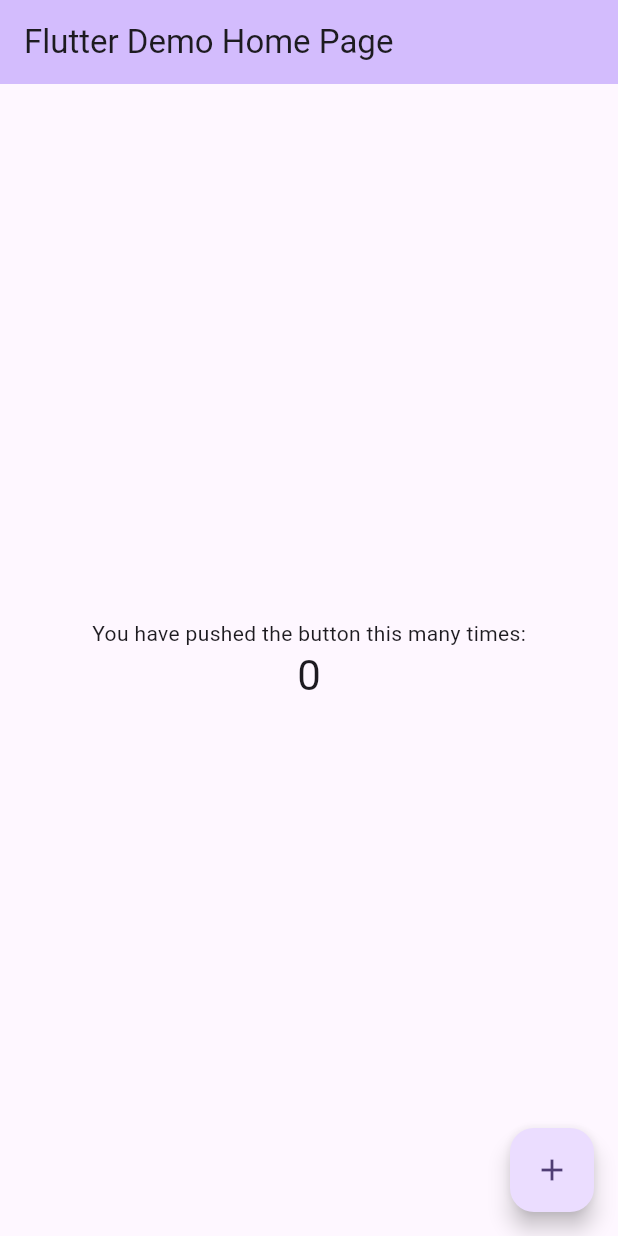
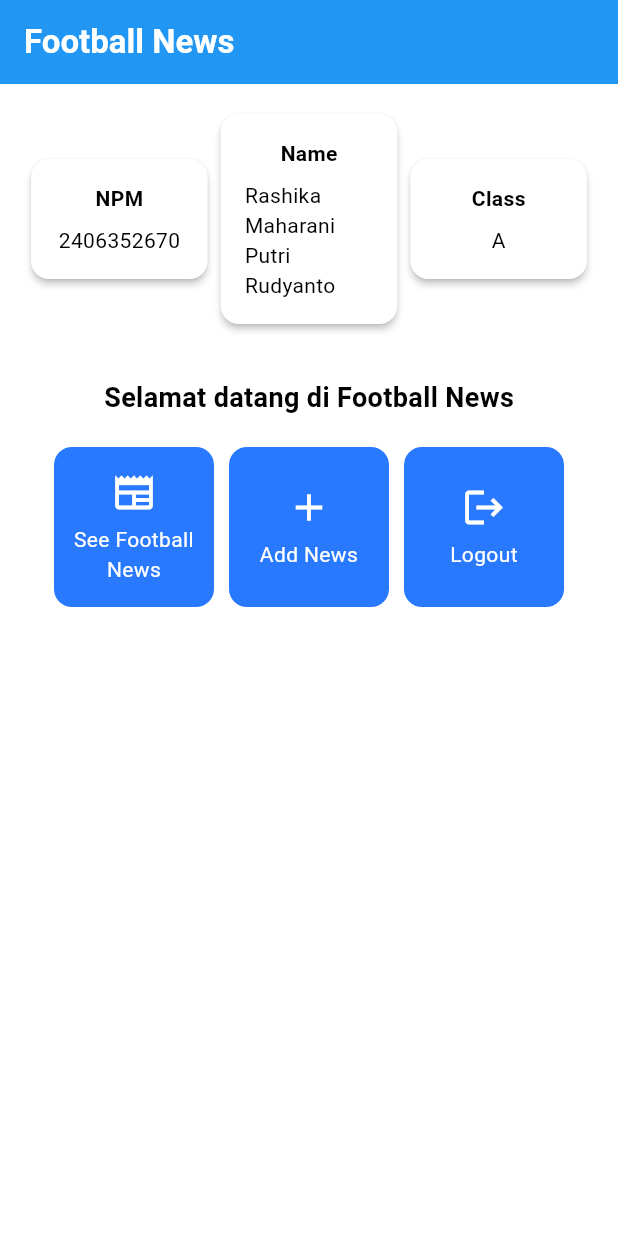
Before and after one commit to chazelnut/football-news-mobile, a Flutter app: the screen it shows after launch, on a phone screen of 412 x 824 dp. Run offline on Flutter 3.47's test engine with Material 3 defaults, Android fonts, the phone set to English and light mode, and no system bars.

Commit message:
tutorial 6 selesai

```diff
--- a/lib/main.dart
+++ b/lib/main.dart
@@ -1,3 +1,4 @@
+import 'package:football_news/menu.dart';
 import 'package:flutter/material.dart';
 
 void main() {
@@ -28,95 +29,9 @@ class MyApp extends StatelessWidget {
         //
         // This works for code too, not just values: Most code changes can be
         // tested with just a hot reload.
-        colorScheme: ColorScheme.fromSeed(seedColor: Colors.deepPurple),
+         colorScheme: ColorScheme.fromSwatch(primarySwatch: Colors.blue).copyWith(secondary: Colors.blueAccent[400]),
       ),
-      home: const MyHomePage(title: 'Flutter Demo Home Page'),
+      home: MyHomePage(),
     );
   }
 }
-
-class MyHomePage extends StatefulWidget {
-  const MyHomePage({super.key, required this.title});
-
-  // This widget is the home page of your application. It is stateful, meaning
-  // that it has a State object (defined below) that contains fields that affect
-  // how it looks.
-
-  // This class is the configuration for the state. It holds the values (in this
-  // case the title) provided by the parent (in this case the App widget) and
-  // used by the build method of the State. Fields in a Widget subclass are
-  // always marked "final".
-
-  final String title;
-
-  @override
-  State<MyHomePage> createState() => _MyHomePageState();
-}
-
-class _MyHomePageState extends State<MyHomePage> {
-  int _counter = 0;
-
-  void _incrementCounter() {
-    setState(() {
-      // This call to setState tells the Flutter framework that something has
-      // changed in this State, which causes it to rerun the build method below
-      // so that the display can reflect the updated values. If we changed
-      // _counter without calling setState(), then the build method would not be
-      // called again, and so nothing would appear to happen.
-      _counter++;
-    });
-  }
-
-  @override
-  Widget build(BuildContext context) {
-    // This method is rerun every time setState is called, for instance as done
-    // by the _incrementCounter method above.
-    //
-    // The Flutter framework has been optimized to make rerunning build methods
-    // fast, so that you can just rebuild anything that needs updating rather
-    // than having to individually change instances of widgets.
-    return Scaffold(
-      appBar: AppBar(
-        // TRY THIS: Try changing the color here to a specific color (to
-        // Colors.amber, perhaps?) and trigger a hot reload to see the AppBar
-        // change color while the other colors stay the same.
-        backgroundColor: Theme.of(context).colorScheme.inversePrimary,
-        // Here we take the value from the MyHomePage object that was created by
-        // the App.build method, and use it to set our appbar title.
-        title: Text(widget.title),
-      ),
-      body: Center(
-        // Center is a layout widget. It takes a single child and positions it
-        // in the middle of the parent.
-        child: Column(
-          // Column is also a layout widget. It takes a list of children and
-          // arranges them vertically. By default, it sizes itself to fit its
-          // children horizontally, and tries to be as tall as its parent.
-          //
-          // Column has various properties to control how it sizes itself and
-          // how it positions its children. Here we use mainAxisAlignment to
-          // center the children vertically; the main axis here is the vertical
-          // axis because Columns are vertical (the cross axis would be
-          // horizontal).
-          //
-          // TRY THIS: Invoke "debug painting" (choose the "Toggle Debug Paint"
-          // action in the IDE, or press "p" in the console), to see the
-          // wireframe for each widget.
-          mainAxisAlignment: MainAxisAlignment.center,
-          children: <Widget>[
-            const Text('You have pushed the button this many times:'),
-            Text(
-              '$_counter',
-              style: Theme.of(context).textTheme.headlineMedium,
-            ),
-          ],
-        ),
-      ),
-      floatingActionButton: FloatingActionButton(
-        onPressed: _incrementCounter,
-        tooltip: 'Increment',
-        child: const Icon(Icons.add),
-      ), // This trailing comma makes auto-formatting nicer for build methods.
-    );
-  }
-}
--- /dev/null
+++ b/lib/menu.dart
@@ -0,0 +1,189 @@
+import 'package:flutter/material.dart';
+
+class MyHomePage extends StatelessWidget {
+  MyHomePage({super.key});
+
+  final String nama = "Rashika Maharani Putri Rudyanto"; //nama
+  final String npm = "2406352670"; //npm
+  final String kelas = "A"; //kelas
+
+  final List<ItemHomepage> items = [
+    ItemHomepage("See Football News", Icons.newspaper),
+    ItemHomepage("Add News", Icons.add),
+    ItemHomepage("Logout", Icons.logout),
+  ];
+
+  @override
+    Widget build(BuildContext context) {
+    // Scaffold menyediakan struktur dasar halaman dengan AppBar dan body.
+    return Scaffold(
+      // AppBar adalah bagian atas halaman yang menampilkan judul.
+      appBar: AppBar(
+        // Judul aplikasi "Football News" dengan teks putih dan tebal.
+        title: const Text(
+          'Football News',
+          style: TextStyle(
+            color: Colors.white,
+            fontWeight: FontWeight.bold,
+          ),
+        ),
+        // Warna latar belakang AppBar diambil dari skema warna tema aplikasi.
+        backgroundColor: Theme.of(context).colorScheme.primary,
+      ),
+      // Body halaman dengan padding di sekelilingnya.
+      body: Padding(
+        padding: const EdgeInsets.all(16.0),
+        // Menyusun widget secara vertikal dalam sebuah kolom.
+        child: Column(
+          crossAxisAlignment: CrossAxisAlignment.center,
+          children: [
+            // Row untuk menampilkan 3 InfoCard secara horizontal.
+            Row(
+              mainAxisAlignment: MainAxisAlignment.spaceEvenly,
+              children: [
+                InfoCard(title: 'NPM', content: npm),
+                InfoCard(title: 'Name', content: nama),
+                InfoCard(title: 'Class', content: kelas),
+              ],
+            ),
+
+            // Memberikan jarak vertikal 16 unit.
+            const SizedBox(height: 16.0),
+
+            // Menempatkan widget berikutnya di tengah halaman.
+            Center(
+              child: Column(
+                // Menyusun teks dan grid item secara vertikal.
+
+                children: [
+                  // Menampilkan teks sambutan dengan gaya tebal dan ukuran 18.
+                  const Padding(
+                    padding: EdgeInsets.only(top: 16.0),
+                    child: Text(
+                      'Selamat datang di Football News',
+                      style: TextStyle(
+                        fontWeight: FontWeight.bold,
+                        fontSize: 18.0,
+                      ),
+                    ),
+                  ),
+
+                  // Grid untuk menampilkan ItemCard dalam bentuk grid 3 kolom.
+                  GridView.count(
+                    primary: true,
+                    padding: const EdgeInsets.all(20),
+                    crossAxisSpacing: 10,
+                    mainAxisSpacing: 10,
+                    crossAxisCount: 3,
+                    // Agar grid menyesuaikan tinggi kontennya.
+                    shrinkWrap: true,
+
+                    // Menampilkan ItemCard untuk setiap item dalam list items.
+                    children: items.map((ItemHomepage item) {
+                      return ItemCard(item);
+                    }).toList(),
+                  ),
+                ],
+              ),
+            ),
+          ],
+        ),
+      ),
+    );
+    }
+}
+
+class InfoCard extends StatelessWidget {
+  // Kartu informasi yang menampilkan title dan content.
+
+  final String title;  // Judul kartu.
+  final String content;  // Isi kartu.
+
+  const InfoCard({super.key, required this.title, required this.content});
+
+  @override
+  Widget build(BuildContext context) {
+    return Card(
+      // Membuat kotak kartu dengan bayangan dibawahnya.
+      elevation: 2.0,
+      child: Container(
+        // Mengatur ukuran dan jarak di dalam kartu.
+        width: MediaQuery.of(context).size.width / 3.5, // menyesuaikan dengan lebar device yang digunakan.
+        padding: const EdgeInsets.all(16.0),
+        // Menyusun title dan content secara vertikal.
+        child: Column(
+          children: [
+            Text(
+              title,
+              style: const TextStyle(fontWeight: FontWeight.bold),
+            ),
+            const SizedBox(height: 8.0),
+            Text(content),
+          ],
+        ),
+      ),
+    );
+  }
+}
+
+class ItemHomepage {
+ final String name;
+ final IconData icon;
+
+ ItemHomepage(this.name, this.icon);
+}
+
+
+class ItemCard extends StatelessWidget {
+  // Menampilkan kartu dengan ikon dan nama.
+
+  final ItemHomepage item;
+
+  const ItemCard(this.item, {super.key});
+
+  @override
+  Widget build(BuildContext context) {
+    return Material(
+      // Menentukan warna latar belakang dari tema aplikasi.
+      color: Theme.of(context).colorScheme.secondary,
+      // Membuat sudut kartu melengkung.
+      borderRadius: BorderRadius.circular(12),
+
+      child: InkWell(
+        // Aksi ketika kartu ditekan.
+        onTap: () {
+          // Menampilkan pesan SnackBar saat kartu ditekan.
+          ScaffoldMessenger.of(context)
+            ..hideCurrentSnackBar()
+            ..showSnackBar(
+              SnackBar(content: Text("Kamu telah menekan tombol ${item.name}!"))
+            );
+        },
+        // Container untuk menyimpan Icon dan Text
+        child: Container(
+          padding: const EdgeInsets.all(8),
+          child: Center(
+            child: Column(
+              // Menyusun ikon dan teks di tengah kartu.
+              mainAxisAlignment: MainAxisAlignment.center,
+              children: [
+                Icon(
+                  item.icon,
+                  color: Colors.white,
+                  size: 30.0,
+                ),
+                const Padding(padding: EdgeInsets.all(3)),
+                Text(
+                  item.name,
+                  textAlign: TextAlign.center,
+                  style: const TextStyle(color: Colors.white),
+                ),
+              ],
+            ),
+          ),
+        ),
+      ),
+    );
+  }
+
+}
```
